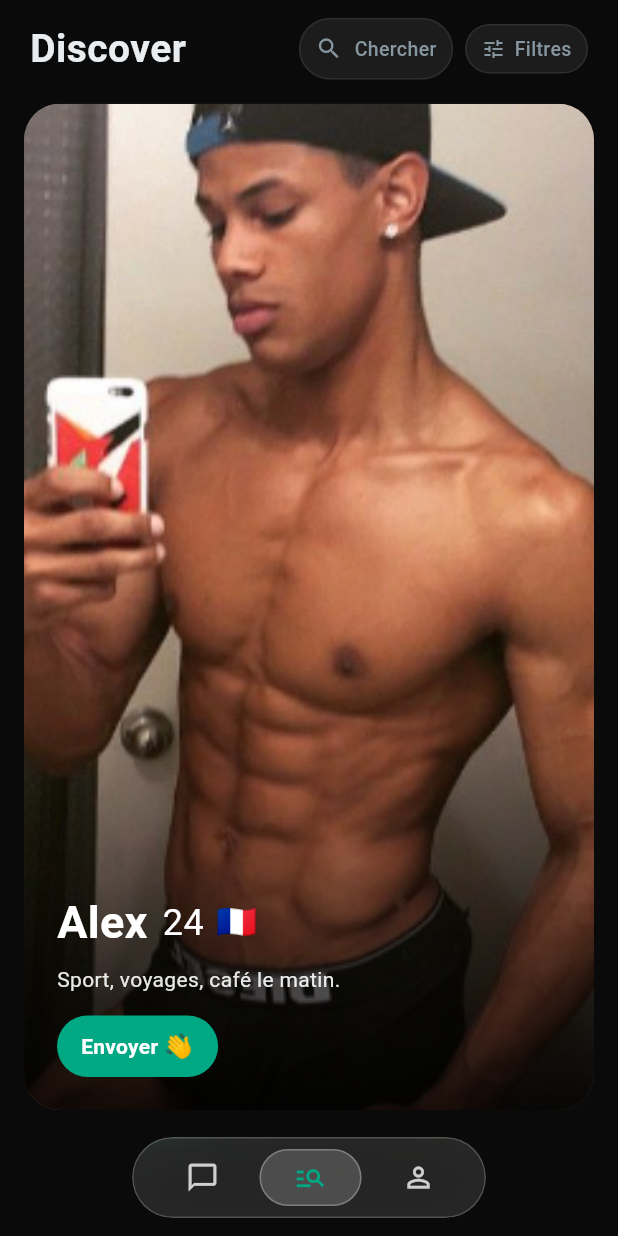
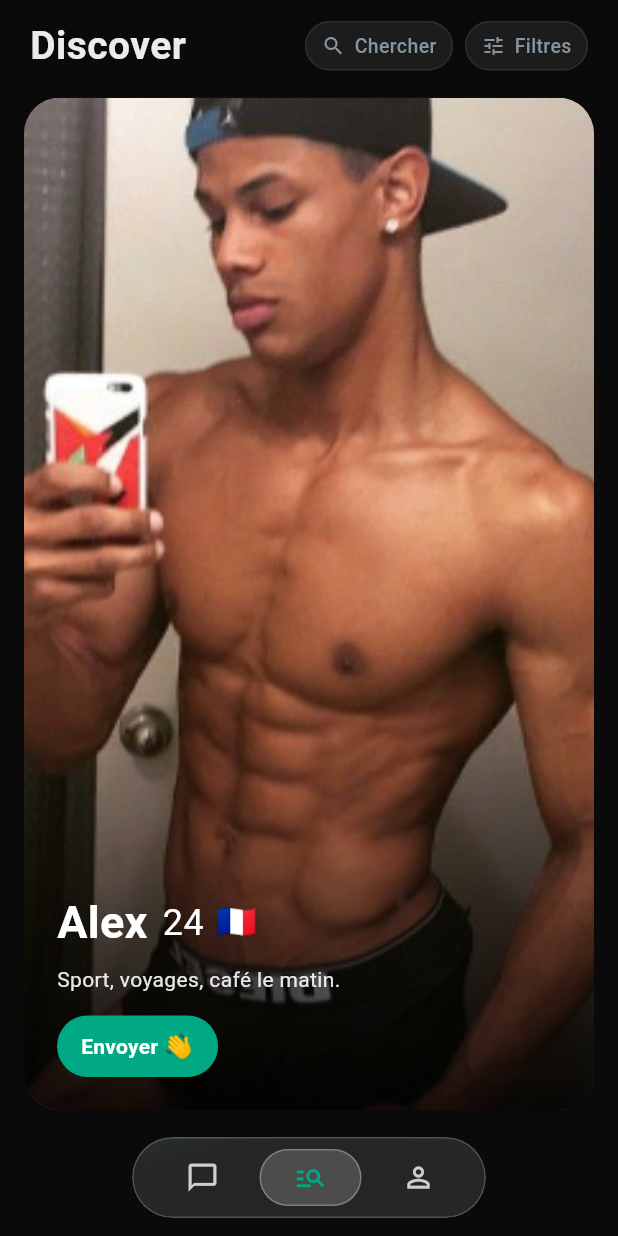
Before and after one commit to djeffarhaouanouh-svg/translate, a Flutter app: the screen it shows once a user with an empty profile is signed in, on a phone screen of 412 x 824 dp. Run offline on Flutter 3.47's test engine with Material 3 defaults, Android fonts, the phone set to English and light mode, and no system bars; our stand-ins replace image_picker, permission_handler, shared_preferences, supabase_flutter; missing offline and left inert: flutter_webrtc, livekit_client; accounts and stored records are empty.

Commit message:
fix(discover): unify Chercher pill metrics with Filtres
Same vertical padding (6), same icon size (16), same gap (6) so the two pills are visually identical when collapsed.

Co-Authored-By: Claude Opus 4.7 (1M context) <noreply@anthropic.com>

```diff
--- a/lib/screens/discover_screen.dart
+++ b/lib/screens/discover_screen.dart
@@ -419,7 +419,7 @@ class _DiscoverHeader extends StatelessWidget {
             child: AnimatedContainer(
               duration: const Duration(milliseconds: 220),
               curve: Curves.easeOut,
-              padding: const EdgeInsets.symmetric(horizontal: 10, vertical: 4),
+              padding: const EdgeInsets.symmetric(horizontal: 10, vertical: 6),
               decoration: BoxDecoration(
                 color: WhatsAppCallTheme.bar,
                 borderRadius: BorderRadius.circular(999),
@@ -429,8 +429,8 @@ class _DiscoverHeader extends StatelessWidget {
                 mainAxisSize: expanded ? MainAxisSize.max : MainAxisSize.min,
                 children: [
                   const Icon(Icons.search,
-                      size: 18, color: WhatsAppCallTheme.subtleText),
-                  const SizedBox(width: 8),
+                      size: 16, color: WhatsAppCallTheme.subtleText),
+                  const SizedBox(width: 6),
                   if (expanded)
                     Expanded(
                       child: TextField(
@@ -441,7 +441,7 @@ class _DiscoverHeader extends StatelessWidget {
                         cursorColor: WhatsAppCallTheme.accent,
                         style: const TextStyle(
                           color: WhatsAppCallTheme.strongText,
-                          fontSize: 14,
+                          fontSize: 13,
                         ),
                         decoration: const InputDecoration(
                           isDense: true,
@@ -451,7 +451,7 @@ class _DiscoverHeader extends StatelessWidget {
                             fontSize: 13,
                           ),
                           border: InputBorder.none,
-                          contentPadding: EdgeInsets.symmetric(vertical: 8),
+                          contentPadding: EdgeInsets.zero,
                         ),
                       ),
                     )
@@ -459,15 +459,12 @@ class _DiscoverHeader extends StatelessWidget {
                     GestureDetector(
                       behavior: HitTestBehavior.opaque,
                       onTap: onTapPill,
-                      child: const Padding(
-                        padding: EdgeInsets.symmetric(vertical: 6),
-                        child: Text(
-                          'Chercher',
-                          style: TextStyle(
-                            color: WhatsAppCallTheme.subtleText,
-                            fontSize: 13,
-                            fontWeight: FontWeight.w500,
-                          ),
+                      child: const Text(
+                        'Chercher',
+                        style: TextStyle(
+                          color: WhatsAppCallTheme.subtleText,
+                          fontSize: 13,
+                          fontWeight: FontWeight.w500,
                         ),
                       ),
                     ),
@@ -476,9 +473,9 @@ class _DiscoverHeader extends StatelessWidget {
                       behavior: HitTestBehavior.opaque,
                       onTap: onSubmittedClose,
                       child: const Padding(
-                        padding: EdgeInsets.symmetric(horizontal: 4, vertical: 4),
+                        padding: EdgeInsets.only(left: 4),
                         child: Icon(Icons.close,
-                            size: 18, color: WhatsAppCallTheme.subtleText),
+                            size: 16, color: WhatsAppCallTheme.subtleText),
                       ),
                     ),
                 ],
```
